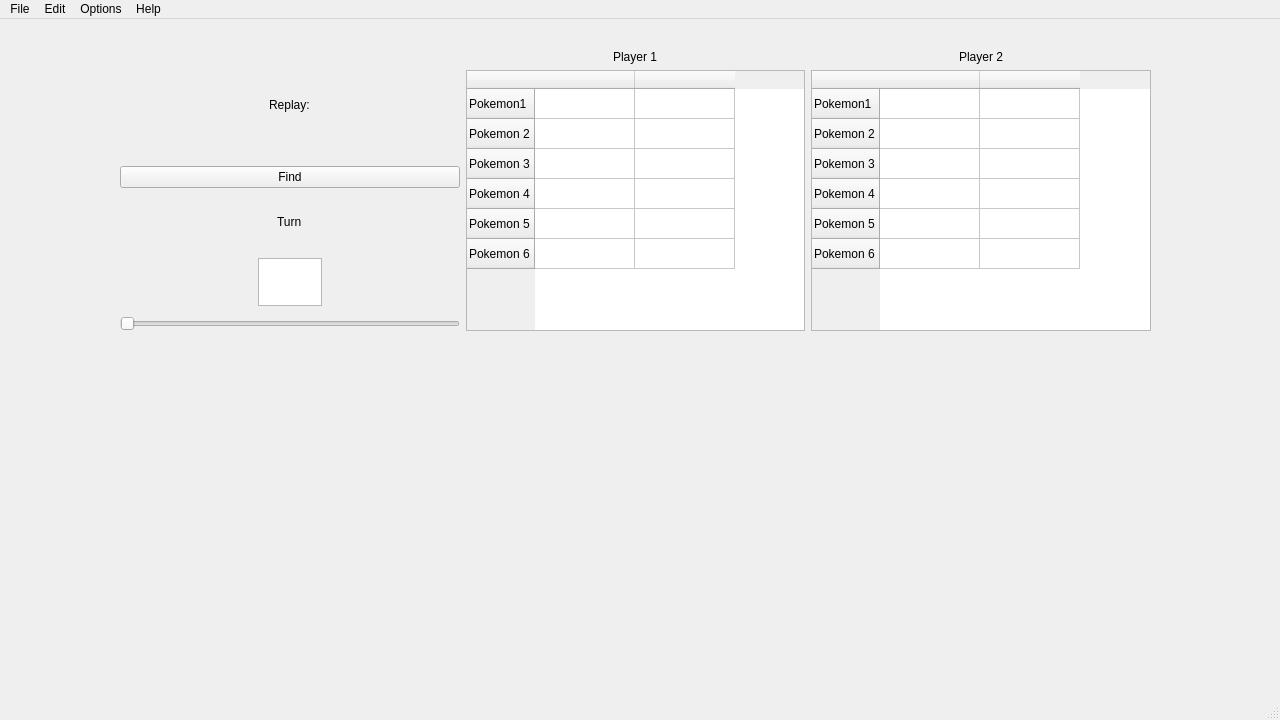
Above: mainwindow.ui from czajkub/ShowRep before the change. Below: the same form after it.
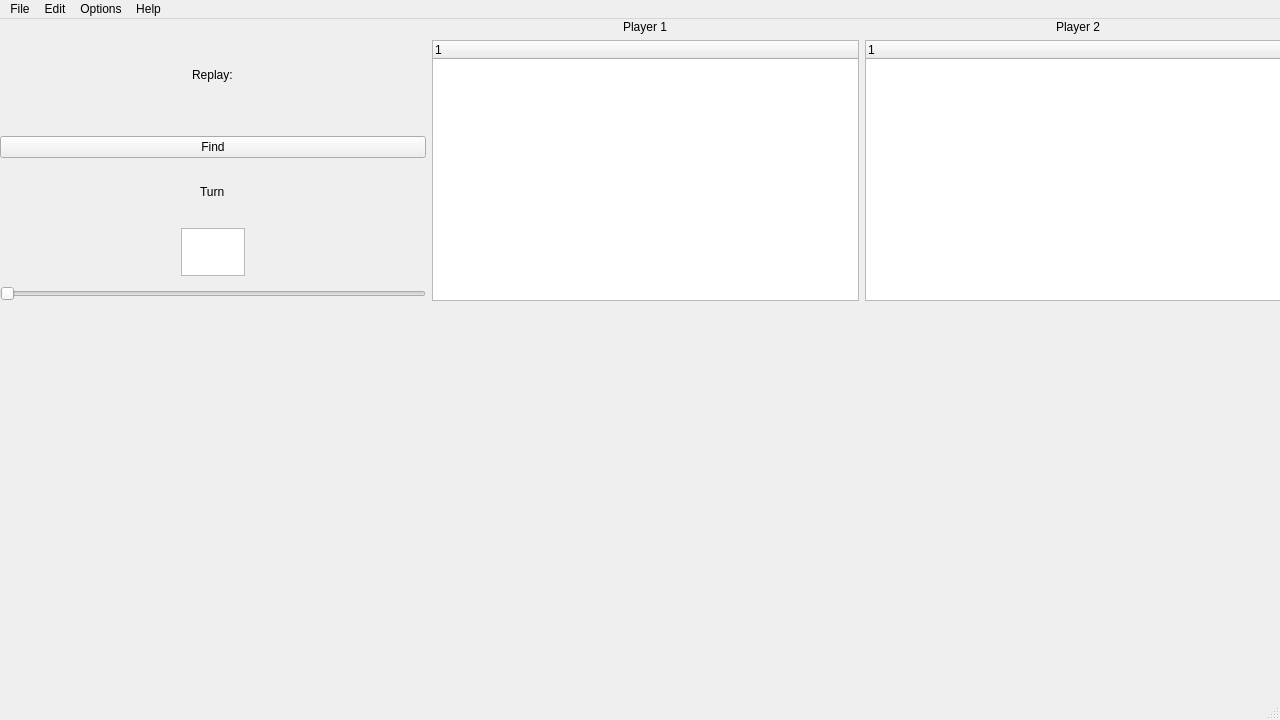
That is the form after the change.

The edit to the form file:
```diff
--- a/mainwindow.ui
+++ b/mainwindow.ui
@@ -20,9 +20,9 @@
    <widget class="QWidget" name="layoutWidget">
     <property name="geometry">
      <rect>
-      <x>120</x>
-      <y>31</y>
-      <width>1031</width>
+      <x>0</x>
+      <y>1</y>
+      <width>1291</width>
       <height>281</height>
      </rect>
     </property>
@@ -96,50 +96,10 @@
         </widget>
        </item>
        <item>
-        <widget class="QTableWidget" name="player1table">
+        <widget class="QTreeWidget" name="player1table">
          <property name="autoScroll">
           <bool>true</bool>
          </property>
-         <row>
-          <property name="text">
-           <string>Pokemon1</string>
-          </property>
-         </row>
-         <row>
-          <property name="text">
-           <string>Pokemon 2</string>
-          </property>
-         </row>
-         <row>
-          <property name="text">
-           <string>Pokemon 3</string>
-          </property>
-         </row>
-         <row>
-          <property name="text">
-           <string>Pokemon 4</string>
-          </property>
-         </row>
-         <row>
-          <property name="text">
-           <string>Pokemon 5</string>
-          </property>
-         </row>
-         <row>
-          <property name="text">
-           <string>Pokemon 6</string>
-          </property>
-         </row>
-         <column>
-          <property name="text">
-           <string/>
-          </property>
-         </column>
-         <column>
-          <property name="text">
-           <string/>
-          </property>
-         </column>
         </widget>
        </item>
       </layout>
@@ -154,48 +114,7 @@
         </widget>
        </item>
        <item>
-        <widget class="QTableWidget" name="player2table">
-         <row>
-          <property name="text">
-           <string>Pokemon1</string>
-          </property>
-         </row>
-         <row>
-          <property name="text">
-           <string>Pokemon 2</string>
-          </property>
-         </row>
-         <row>
-          <property name="text">
-           <string>Pokemon 3</string>
-          </property>
-         </row>
-         <row>
-          <property name="text">
-           <string>Pokemon 4</string>
-          </property>
-         </row>
-         <row>
-          <property name="text">
-           <string>Pokemon 5</string>
-          </property>
-         </row>
-         <row>
-          <property name="text">
-           <string>Pokemon 6</string>
-          </property>
-         </row>
-         <column>
-          <property name="text">
-           <string/>
-          </property>
-         </column>
-         <column>
-          <property name="text">
-           <string/>
-          </property>
-         </column>
-        </widget>
+        <widget class="QTreeWidget" name="player2table"/>
        </item>
       </layout>
      </item>
@@ -204,20 +123,20 @@
    <widget class="QWidget" name="luckGraph" native="true">
     <property name="geometry">
      <rect>
-      <x>120</x>
-      <y>310</y>
-      <width>691</width>
-      <height>311</height>
+      <x>0</x>
+      <y>280</y>
+      <width>801</width>
+      <height>411</height>
      </rect>
     </property>
    </widget>
    <widget class="QWidget" name="luckLog" native="true">
     <property name="geometry">
      <rect>
-      <x>809</x>
-      <y>309</y>
-      <width>341</width>
-      <height>311</height>
+      <x>800</x>
+      <y>280</y>
+      <width>481</width>
+      <height>411</height>
      </rect>
     </property>
    </widget>
```
